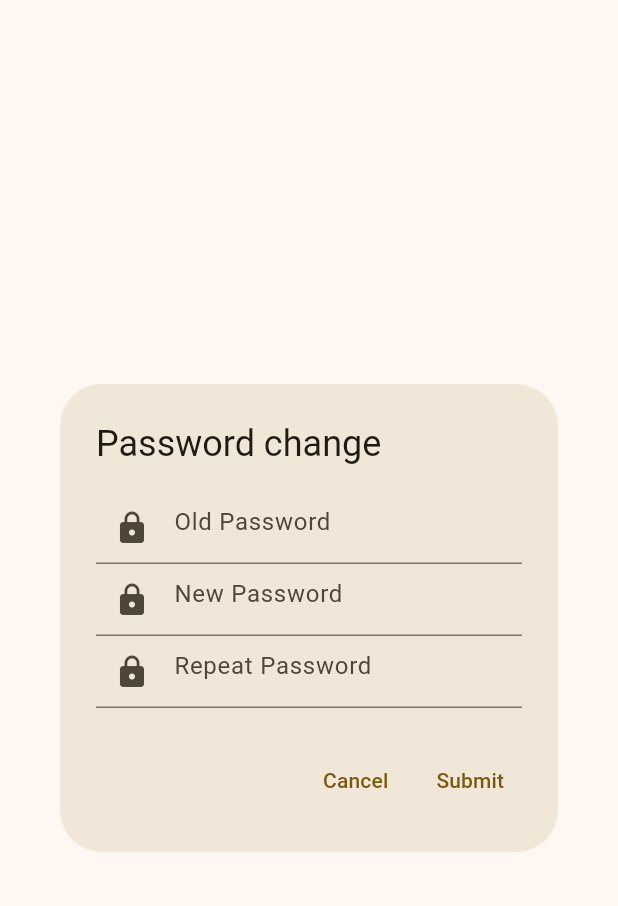
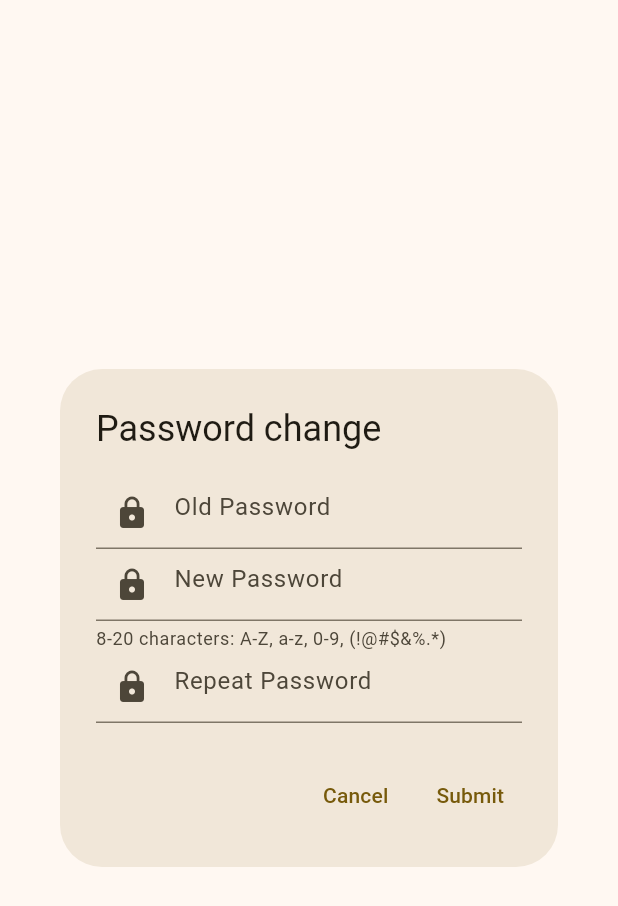
Before and after one commit to MTJakob/EventAppFrontend, a Flutter app: the PasswordDialog widget shown alone on an empty page, opened directly, on a phone screen of 412 x 824 dp. Shown: the top 906 px of the screen. Run offline on Flutter 3.47's test engine with Material 3 defaults, Android fonts, the phone set to English and light mode, and no system bars; our stand-ins replace flutter_cache_manager, flutter_map, latlong2, validators; network calls fail.

Commit message:
Added password policy

```diff
--- a/lib/components/form_fields.dart
+++ b/lib/components/form_fields.dart
@@ -63,24 +63,52 @@ class PasswordField extends StatelessWidget {
       {super.key,
       required this.controller,
       this.hintText = "Password",
-      this.isLocked = false, this.firstField});
+      this.isLocked = false,
+      this.firstField,
+      this.showPolicy = false});
   final TextEditingController controller;
   final String hintText;
   final bool isLocked;
   final TextEditingController? firstField;
+  final bool showPolicy;
 
   @override
   Widget build(BuildContext context) {
     return TextFormField(
       controller: controller,
       readOnly: isLocked,
-      validator: firstField == null? null:(current) {
-        return current == firstField!.text ? null : "Passwords do not match";
+      validator: (current) {
+        if (current == null) {
+          return "Cannot be empty";
+        } else if (firstField != null) {
+          return current == firstField!.text ? null : "Passwords do not match";
+        }
+        String prompt = "";
+        if (!current.contains(RegExp(r'[A-Z]'))) {
+          prompt += "uppercase, ";
+        }
+        if (!current.contains(RegExp(r'[a-z]'))) {
+          prompt += "lowercase, ";
+        }
+        if (!current.contains(RegExp(r'[0-9]'))) {
+          prompt += "digit, ";
+        }
+        if (!current.contains(RegExp(r'[!@#\$&%.*]'))) {
+          prompt += "special";
+        }
+        if (prompt != "") {
+          return "Missing: $prompt";
+        } else if (current.length < 8 || current.length > 20) {
+          return "Has to be 8-20 characters";
+        }
       },
       textInputAction: TextInputAction.next,
       obscureText: true,
       decoration: InputDecoration(
-          prefixIcon: const Icon(Icons.lock), hintText: hintText),
+          prefixIcon: const Icon(Icons.lock),
+          hintText: hintText,
+          helperText: showPolicy? "8-20 characters: A-Z, a-z, 0-9, (!@#\$&%.*)":null,
+          helperMaxLines: 6),
     );
   }
 }
--- a/lib/pages/dialogs/password_dialog.dart
+++ b/lib/pages/dialogs/password_dialog.dart
@@ -29,7 +29,7 @@ class PasswordDialog extends StatelessWidget {
             clipBehavior: Clip.antiAlias,
             children: [
               PasswordField(controller: oldPwd, hintText: "Old Password",),
-              PasswordField(controller: newPwd, hintText: "New Password"),
+              PasswordField(controller: newPwd, hintText: "New Password",showPolicy: true,),
               PasswordField(controller: repeatPwd, hintText: "Repeat Password", firstField: newPwd,)
             ],
           ),
--- a/lib/pages/dialogs/registration_dialog.dart
+++ b/lib/pages/dialogs/registration_dialog.dart
@@ -41,7 +41,7 @@ class RegistrationDialog extends StatelessWidget {
               NameField(controller: nameController),
               NameField(controller: surnameController, hintText: "Surname"),
               EmailField(controller: emailController),
-              PasswordField(controller: passwordController),
+              PasswordField(controller: passwordController, showPolicy: true,),
               BirthdayField(controller: dateController)
             ],
           ),
```
